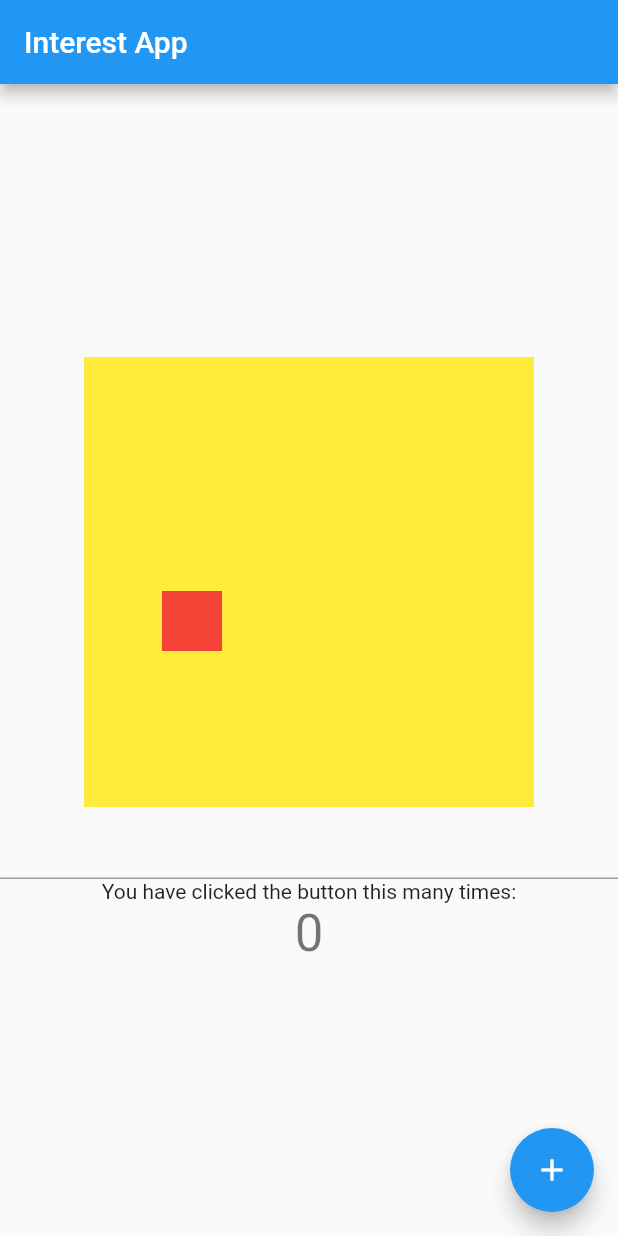
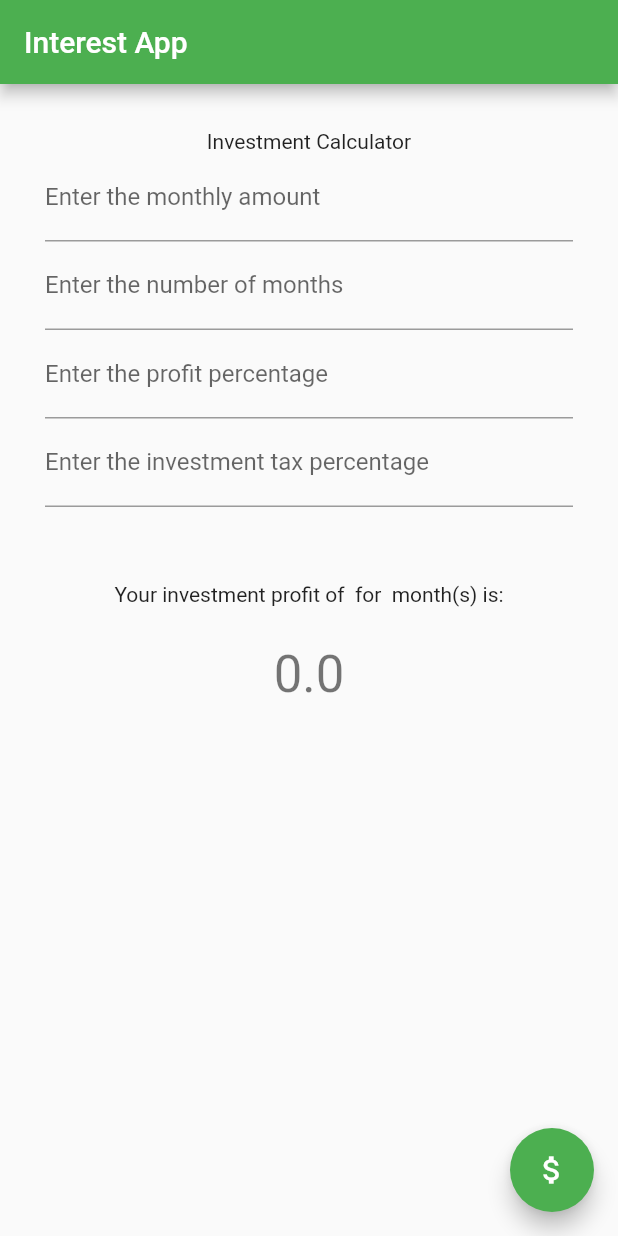
Before and after one commit to alejo18/Interest.Calculator, a Flutter app: the screen it shows after launch, on a phone screen of 412 x 824 dp. Run offline on Flutter 3.47's test engine with Material 2 defaults, Android fonts, the phone set to English and light mode, and no system bars.

Commit message:
Basic functionality -You can enter an Investment plan and the can calculate the profit. -New Interest algorithm -New text fields

```diff
--- a/lib/main.dart
+++ b/lib/main.dart
@@ -18,7 +18,7 @@ class MyApp extends StatelessWidget {
         // or simply save your changes to "hot reload" in a Flutter IDE).
         // Notice that the counter didn't reset back to zero; the application
         // is not restarted.
-        primarySwatch: Colors.blue,
+        primarySwatch: Colors.green,
       ),
       home: MyHomePage(title: 'Interest App'),
     );
@@ -44,7 +44,14 @@ class MyHomePage extends StatefulWidget {
 }
 
 class _MyHomePageState extends State<MyHomePage> {
-  int _counter = 0;
+
+  final amountController = TextEditingController();
+  final monthsController = TextEditingController();
+  final rateController = TextEditingController();
+  final taxesController = TextEditingController();
+
+  //int _counter = 0;
+  double _result = 0;
 
   void _incrementCounter() {
     setState(() {
@@ -54,6 +61,21 @@ class _MyHomePageState extends State<MyHomePage> {
       // _counter without calling setState(), then the build method would not be
       // called again, and so nothing would appear to happen.
       _counter++;
+    });
+  }
+
+  void _calculateInterest() {
+    setState(() {
+      int count = int.parse(amountController.text);
+      int end = int.parse(amountController.text) * int.parse(monthsController.text);
+      double rate = (double.parse(rateController.text) / 100);
+      double interest = 0;
+
+      while(count <= end){
+        interest = interest + (count * rate);
+        count += int.parse(amountController.text);
+      }
+      _result = interest - (interest * (double.parse(taxesController.text) / 100));
     });
   }
 
@@ -71,7 +93,8 @@ class _MyHomePageState extends State<MyHomePage> {
         // the App.build method, and use it to set our appbar title.
         title: Text(widget.title),
       ),
-      body: Center(
+      body: Padding(
+        padding: const EdgeInsets.all(30.0),
         // Center is a layout widget. It takes a single child and positions it
         // in the middle of the parent.
         child: Column(
@@ -89,38 +112,70 @@ class _MyHomePageState extends State<MyHomePage> {
           // center the children vertically; the main axis here is the vertical
           // axis because Columns are vertical (the cross axis would be
           // horizontal).
-          mainAxisAlignment: MainAxisAlignment.center,
           children: <Widget>[
-            Center(
-              child: Container(
-                height: 300.0,
-                width: 300.0,
-                color: Colors.yellow,
-                child: Align(
-                  alignment: FractionalOffset(0.2, 0.6),
-                  child: Container(
-                    height: 40.0,
-                    width: 40.0,
-                    color: Colors.red,
-                  ),
+            Text(
+              'Investment Calculator',
+            ),
+            TextField(
+                controller: amountController,
+                decoration: InputDecoration(
+                    labelText: 'Enter the monthly amount',
+                    hintText: 'Please enter an amount'
                 ),
+                keyboardType: TextInputType.number
+            ),
+            TextField(
+                controller: monthsController,
+                decoration: InputDecoration(
+                    labelText: 'Enter the number of months',
+                    hintText: 'Please enter an number'
+                ),
+                keyboardType: TextInputType.number
+            ),
+            TextField(
+                controller: rateController,
+                decoration: InputDecoration(
+                    labelText: 'Enter the profit percentage',
+                    hintText: 'Please enter an percentage'
+                ),
+                keyboardType: TextInputType.number
+            ),
+            TextField(
+                controller: taxesController,
+                decoration: InputDecoration(
+                    labelText: 'Enter the investment tax percentage',
+                    hintText: 'Please enter the percentage',
+                ),
+                keyboardType: TextInputType.number
+            ),
+            Padding(
+              padding: const EdgeInsets.only(top: 50),
+              child: (
+                  Text(
+                    'Your investment profit of ' + amountController.text + ' for ' + monthsController.text + ' month(s) is:',
+                  )
               ),
             ),
-            TextField(controller: TextEditingController()),
-            Text(
-              'You have clicked the button this many times:',
+            Padding(
+              padding: const EdgeInsets.only(top: 25),
+              child: (
+                  Text(
+                    '$_result',
+                    style: Theme.of(context).textTheme.display1,
+                  )
+              ),
             ),
-            Text(
+            /*Text(
               '$_counter',
               style: Theme.of(context).textTheme.display1,
-            ),
+            ),*/
           ],
         ),
       ),
       floatingActionButton: FloatingActionButton(
-        onPressed: _incrementCounter,
-        tooltip: 'Increment',
-        child: Icon(Icons.add),
+        onPressed: _calculateInterest,
+        tooltip: 'Calculate',
+        child: Icon(Icons.attach_money),
       ), // This trailing comma makes auto-formatting nicer for build methods.
     );
   }
```
